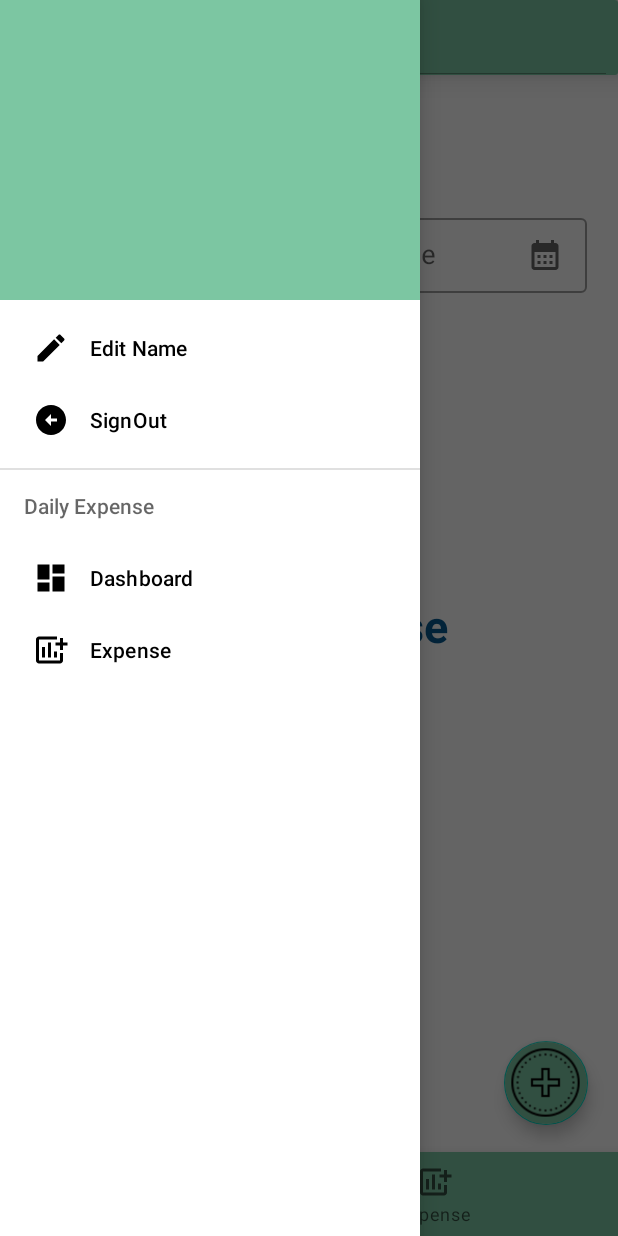
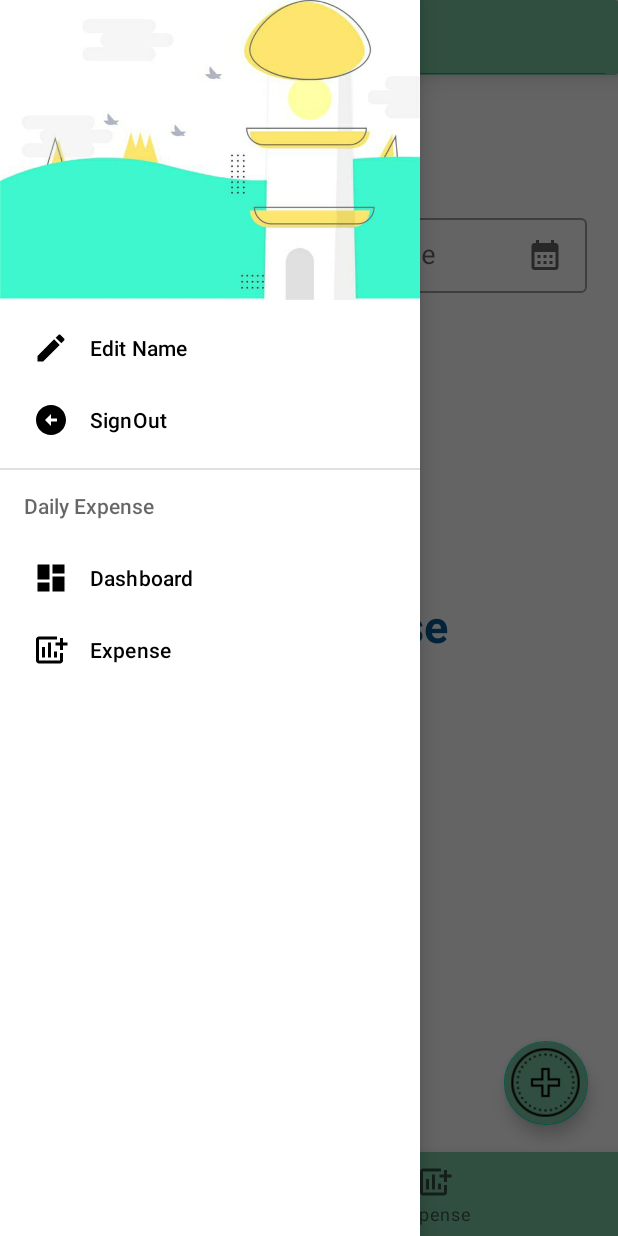
Before and after one commit to daudhrimon/Daily-Expense, an Android app: the MainActivity screen opened directly, with no data from a screen before it, with the side drawer open, on a phone screen of 412 x 824 dp. Run offline under Robolectric (Android 15) with nearby library versions, the phone set to English and light mode, and no system bars; our stand-ins replace Firebase (no records; nobody signed in at launch, a user with empty details on screens opened directly).

Commit message:
almost Done

```diff
--- a/app/src/main/res/layout/drawer_menu_header.xml
+++ b/app/src/main/res/layout/drawer_menu_header.xml
@@ -4,7 +4,7 @@
     android:layout_width="match_parent"
     android:layout_height="200dp"
     android:padding="10dp"
-    android:background="@color/btnBg">
+    android:background="@drawable/bg_mirror">
 
     <TextView
         android:id="@+id/nameTv"
```
Also changed, not shown: app/src/main/res/drawable/bg_mirror.jpg (added).
